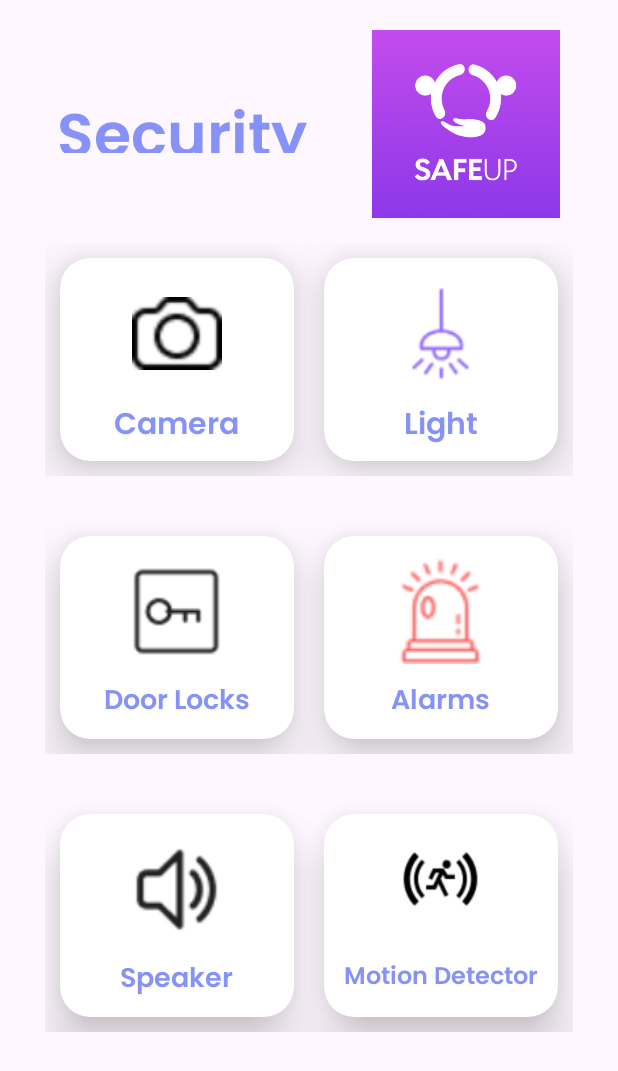
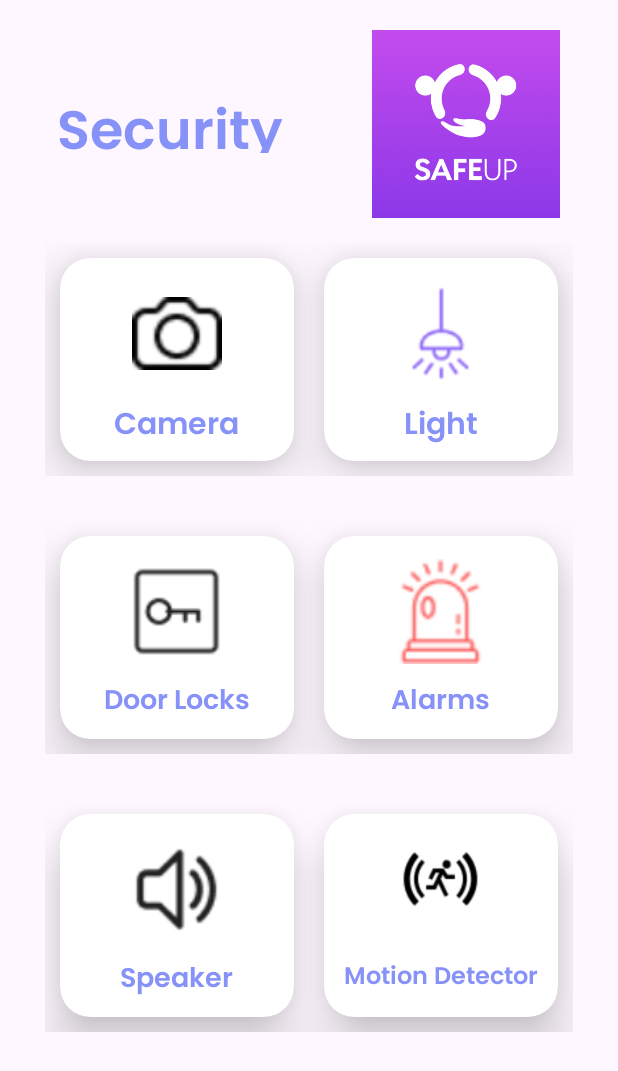
Before and after one commit to OCovachConestoga/Group18-Sec3-HomeSecurityApp-Owen-Michelle-Hang-Nick, an Android app: the screen it shows after launch (MainActivity), on a phone screen of 412 x 824 dp. Shown: the top 1071 px of the screen. Run offline under Robolectric (Android 15) with nearby library versions, the phone set to English and light mode, and no system bars.

Commit message:
fix: push the remaining code to the github
Co-Authored-By: mgordon <146022076+mag9073@users.noreply.github.com>

```diff
--- a/app/src/main/res/layout/activity_main.xml
+++ b/app/src/main/res/layout/activity_main.xml
@@ -23,7 +23,7 @@
             android:fontFamily="@font/poppins_semibold"
             android:text="@string/security"
             android:textColor="@color/lavender"
-            android:textSize="40sp"
+            android:textSize="36sp"
             app:layout_constraintEnd_toStartOf="@+id/securityImage"
             app:layout_constraintStart_toStartOf="parent"
             app:layout_constraintTop_toTopOf="parent" />
```
